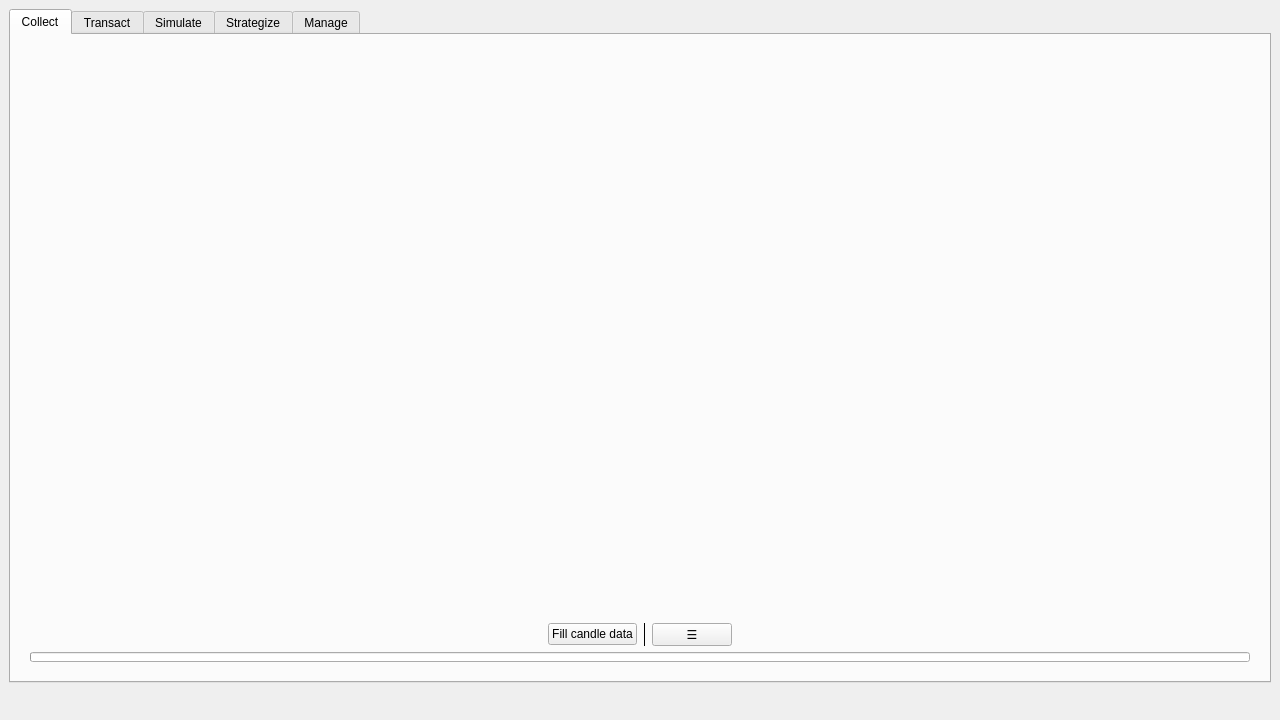
cunarist/solie, file user_interface.ui: the form before one commit.
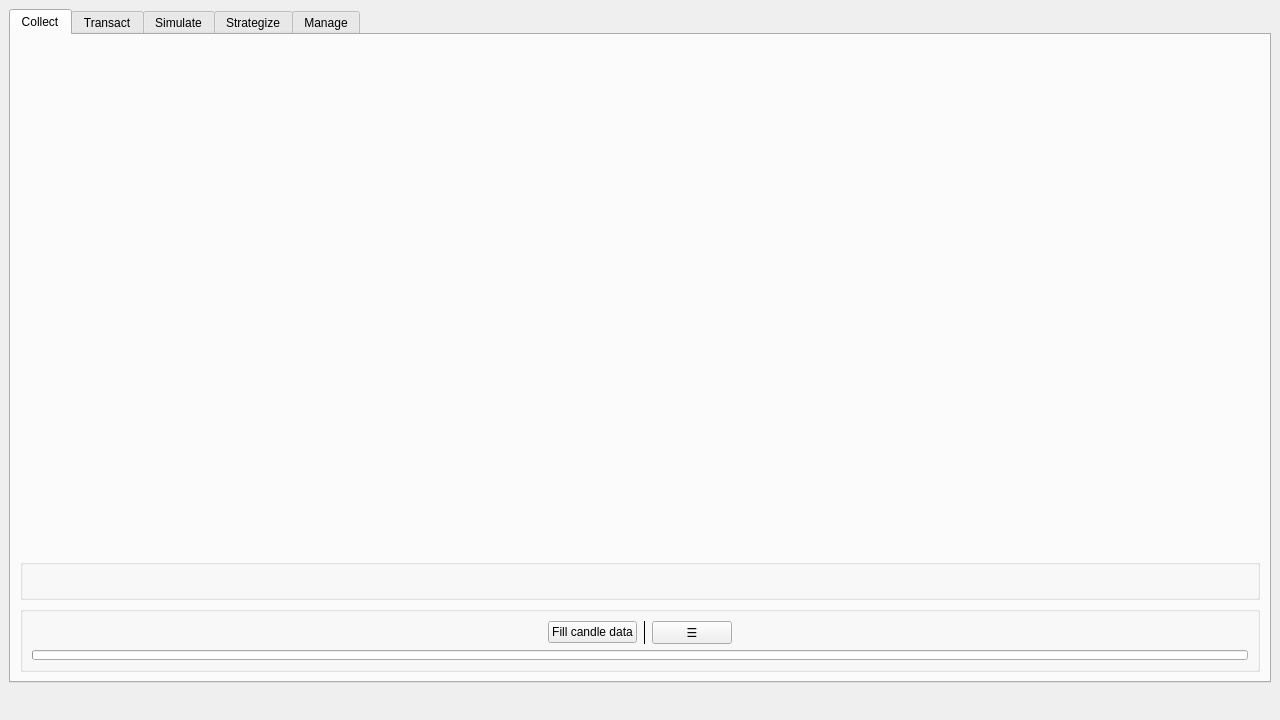
The form after the commit. Icons and pictures are not drawn. Custom widgets are drawn as their Qt base class.

Commit message: Make overlap popup scroll area look better

```diff
--- a/user_interface.ui
+++ b/user_interface.ui
@@ -94,6 +94,10 @@
 
 HorizontalDivider, VerticalDivider {
     border: 8px solid #464646;
+}
+
+TransparentScrollArea, TransparentScrollArea &gt; QWidget &gt; QWidget {
+    background: transparent;
 }</string>
   </property>
   <widget class="QWidget" name="centralwidget">
```
The commit also changes 3 other files.
